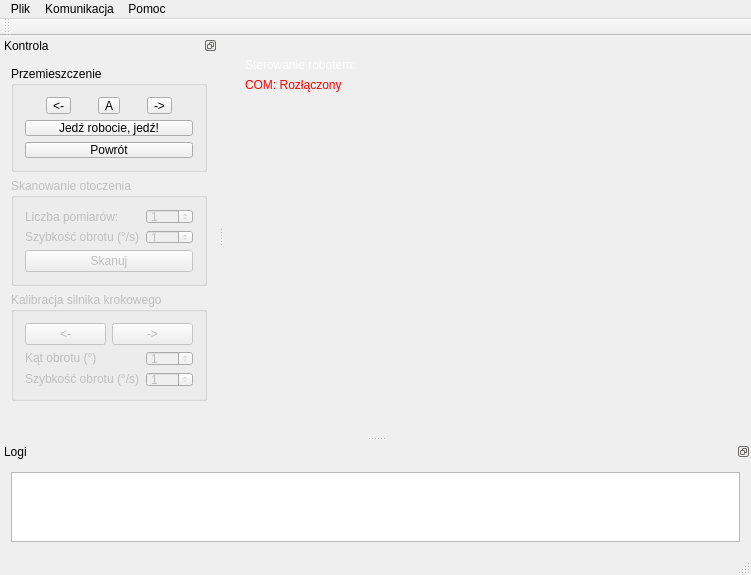
Old version of the form wizualizer/mainwindow.ui in the repository dorianJaniak/wds_sonar.
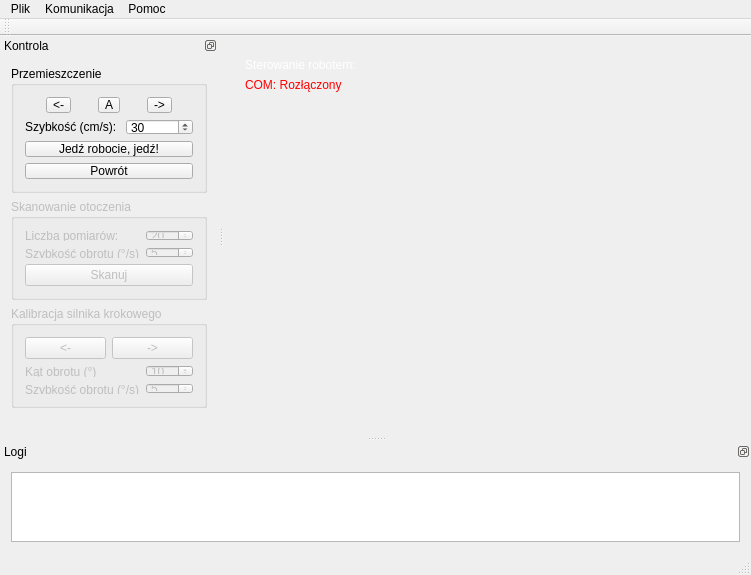
New version of the form. Custom widgets are drawn as their Qt base class.

Diff of the .ui file:
```diff
--- a/wizualizer/mainwindow.ui
+++ b/wizualizer/mainwindow.ui
@@ -140,7 +140,7 @@
        <property name="minimumSize">
         <size>
          <width>0</width>
-         <height>100</height>
+         <height>125</height>
         </size>
        </property>
        <property name="maximumSize">
@@ -181,6 +181,33 @@
           </item>
          </layout>
         </item>
+        <item>
+         <layout class="QHBoxLayout" name="horizontalLayout_7">
+          <item>
+           <widget class="QLabel" name="label_5">
+            <property name="text">
+             <string>Szybkość (cm/s): </string>
+            </property>
+           </widget>
+          </item>
+          <item>
+           <widget class="QSpinBox" name="sb_speedRobot">
+            <property name="minimum">
+             <number>5</number>
+            </property>
+            <property name="maximum">
+             <number>1300</number>
+            </property>
+            <property name="singleStep">
+             <number>5</number>
+            </property>
+            <property name="value">
+             <number>30</number>
+            </property>
+           </widget>
+          </item>
+         </layout>
+        </item>
         <item>
          <widget class="QPushButton" name="pb_moveRobot">
           <property name="text">
@@ -252,6 +279,9 @@
               <property name="maximum">
                <number>30</number>
               </property>
+              <property name="value">
+               <number>20</number>
+              </property>
              </widget>
             </item>
             <item>
@@ -262,6 +292,9 @@
               <property name="maximum">
                <number>8</number>
               </property>
+              <property name="value">
+               <number>5</number>
+              </property>
              </widget>
             </item>
            </layout>
@@ -350,6 +383,12 @@
               <property name="maximum">
                <number>360</number>
               </property>
+              <property name="singleStep">
+               <number>1</number>
+              </property>
+              <property name="value">
+               <number>10</number>
+              </property>
               <property name="displayIntegerBase">
                <number>10</number>
               </property>
@@ -363,6 +402,9 @@
               <property name="maximum">
                <number>8</number>
               </property>
+              <property name="value">
+               <number>5</number>
+              </property>
              </widget>
             </item>
            </layout>
```
